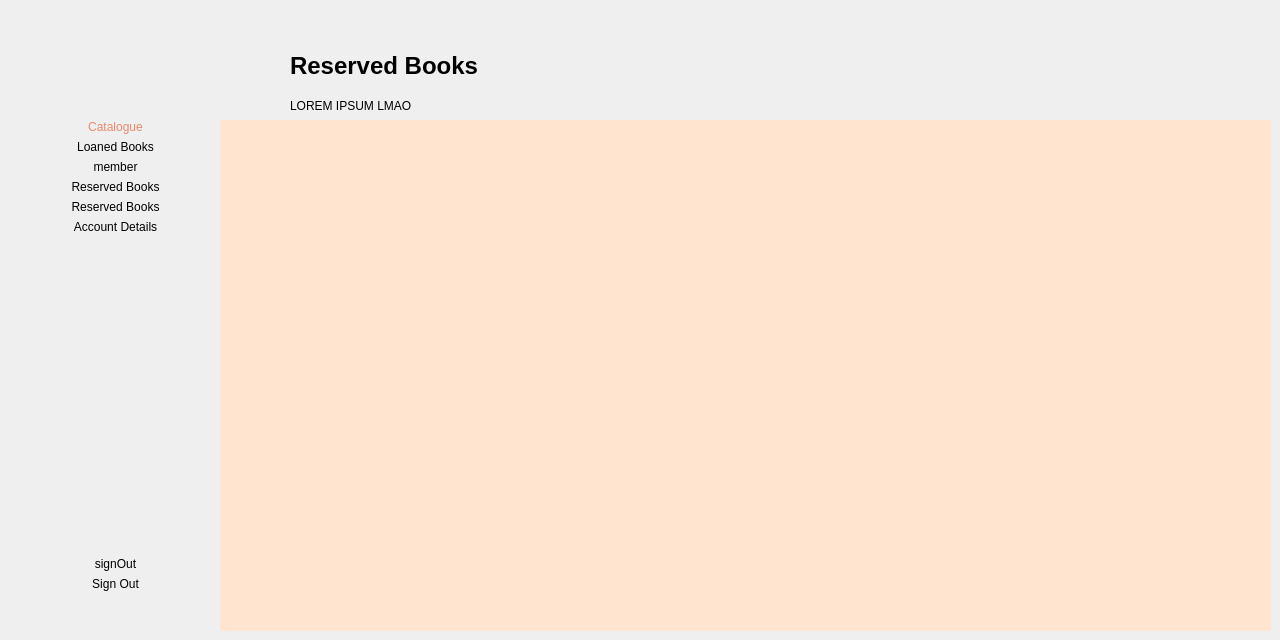
Old version of the form LibraryInformationSystem/memberviewreserves.ui in the repository janelle-lr/CS106LibraryInformationSystem.
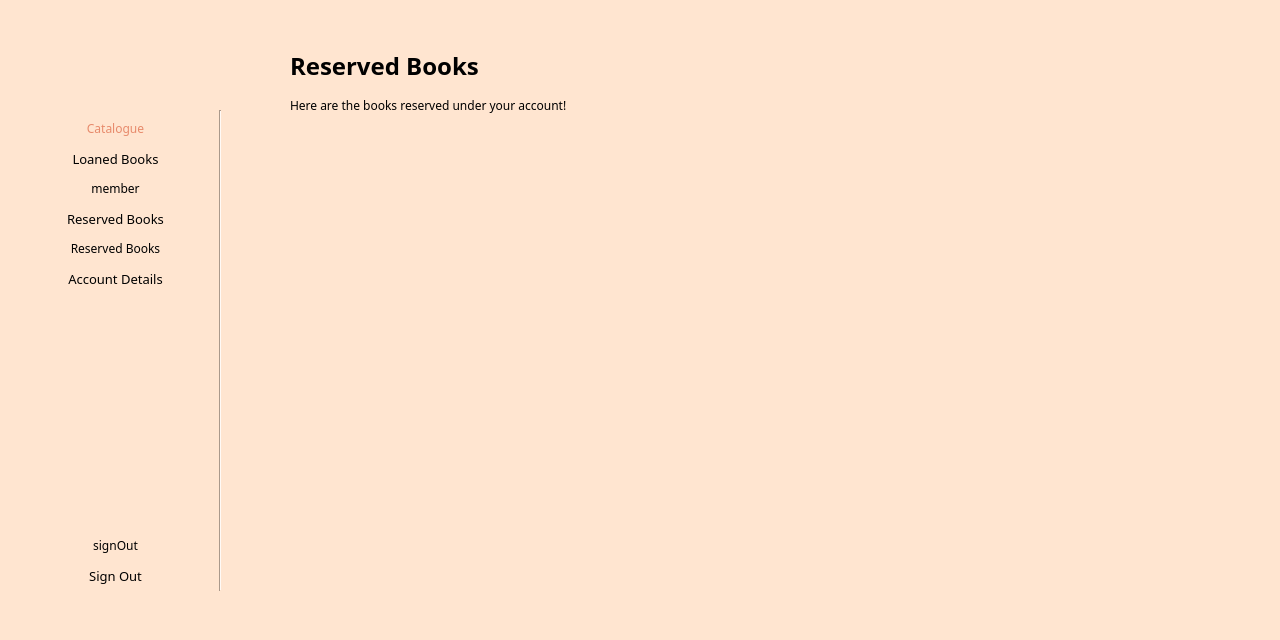
New version of the form. Icons and pictures are not drawn.

The edit to the form file:
```diff
--- a/LibraryInformationSystem/memberviewreserves.ui
+++ b/LibraryInformationSystem/memberviewreserves.ui
@@ -14,6 +14,27 @@
    <string>MainWindow</string>
   </property>
   <widget class="QWidget" name="centralwidget">
+   <property name="styleSheet">
+    <string notr="true">QWidget{
+	background: #FFE5D0;
+	font-family: Montserrat;
+}
+
+QLineEdit {
+	border: 1px solid;
+	border-radius: 15px;
+	border-color: #e5e5e5;
+	background-color: palette(base);
+	padding: 0px 5px;
+	font-size: 13px;
+}
+
+QPushButton {
+	border-radius: 15px; 
+	font-size: 13px;
+	height: 31px; 
+}</string>
+   </property>
    <widget class="QLabel" name="pageTitle">
     <property name="geometry">
      <rect>
@@ -181,7 +202,7 @@
      </rect>
     </property>
     <property name="text">
-     <string>LOREM IPSUM LMAO</string>
+     <string>Here are the books reserved under your account!</string>
     </property>
    </widget>
    <widget class="QLabel" name="logoImage">
@@ -251,6 +272,24 @@
      </layout>
     </widget>
    </widget>
+   <widget class="Line" name="line">
+    <property name="geometry">
+     <rect>
+      <x>210</x>
+      <y>110</y>
+      <width>21</width>
+      <height>481</height>
+     </rect>
+    </property>
+    <property name="styleSheet">
+     <string notr="true">Line{
+	color:rgb(221, 46, 68);
+}</string>
+    </property>
+    <property name="orientation">
+     <enum>Qt::Vertical</enum>
+    </property>
+   </widget>
   </widget>
  </widget>
  <resources>
```
Left out of the diff: 16 changed lines with no effect on the pictures.
